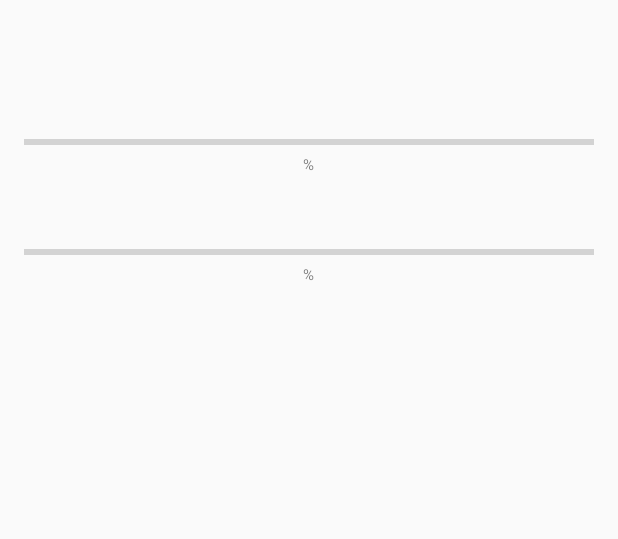
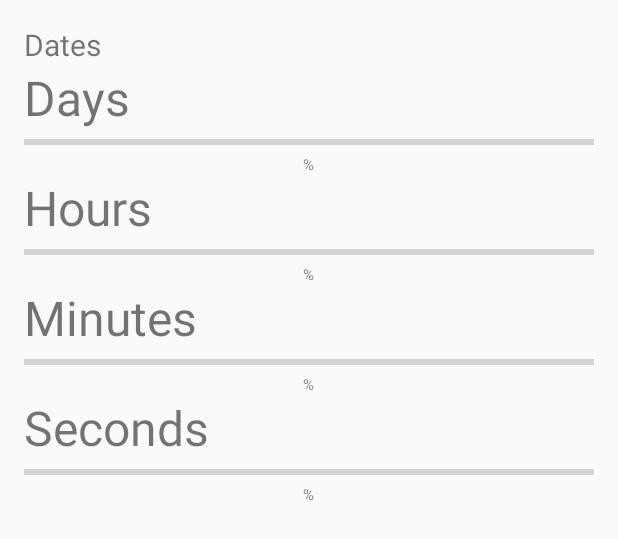
Before and after one commit to ahorseisananimal/DMB, an Android app: the layout activity_main.xml on its own in the app's theme, with its tools: preview values and no code run, on a phone screen of 412 x 824 dp. Shown: the top 539 px of the screen. Run offline under Robolectric (Android 15) with nearby library versions, the phone set to English and light mode, and no system bars.

Commit message:
Added hours and minutes counts and progress bars

```diff
--- a/app/src/main/java/com/fuagra/dmb/MainActivity.java
+++ b/app/src/main/java/com/fuagra/dmb/MainActivity.java
@@ -63,28 +63,55 @@ public class MainActivity extends AppCompatActivity {
         calendar.setTime(new Date(currentDate));
 
         TextView textViewRemainingDays = (TextView) findViewById(R.id.remainingDaysLabel);
-        textViewRemainingDays.setText(remainingDaysCount + " days left");
+        textViewRemainingDays.setText((remainingDaysCount - 1) + " days left");
 
-        ProgressBar progressBarDays = (ProgressBar) findViewById(R.id.dayProgressLabel);
-        progressBarDays.setIndeterminate(false);
-        progressBarDays.setMax(365);
-        progressBarDays.setProgress(365 - remainingDaysCount);
+        ProgressBar progressBarYear = (ProgressBar) findViewById(R.id.yearProgressLabel);
+        progressBarYear.setIndeterminate(false);
+        progressBarYear.setMax(365);
+        progressBarYear.setProgress(365 - remainingDaysCount);
 
-        int percentage = Math.round(100 - (remainingDaysCount / 365f) * 100);
-        TextView textViewDayPercentage = (TextView) findViewById(R.id.dayPercentageLabel);
-        textViewDayPercentage.setText(percentage + "%");
+        int percentageYear = Math.round(100 - (remainingDaysCount / 365f) * 100);
+        TextView textViewYearPercentage = (TextView) findViewById(R.id.yearPercentageLabel);
+        textViewYearPercentage.setText(percentageYear + "%");
 
 
-        int progressMinute = calendar.get(Calendar.SECOND);
+        int currentHours = calendar.get(Calendar.HOUR_OF_DAY);
+        TextView textViewRemainingHours = (TextView) findViewById(R.id.remainingHoursLabel);
+        textViewRemainingHours.setText((23 - currentHours) + " hours left");
+
+        ProgressBar progressBarDay = (ProgressBar) findViewById(R.id.dayProgressLabel);
+        progressBarDay.setIndeterminate(false);
+        progressBarDay.setMax(24);
+        progressBarDay.setProgress(currentHours);
+
+        int percentageDay = Math.round(currentHours / 24f * 100);
+        TextView textViewDayPercentage = (TextView) findViewById(R.id.dayPercentageLabel);
+        textViewDayPercentage.setText(percentageDay + "%");
+
+
+        int currentMinutes = calendar.get(Calendar.MINUTE);
+        TextView textViewRemainingMinutes = (TextView) findViewById(R.id.remainingMinutesLabel);
+        textViewRemainingMinutes.setText((59 - currentMinutes) + " minutes left");
+
+        ProgressBar progressBarHour = (ProgressBar) findViewById(R.id.hourProgressLabel);
+        progressBarHour.setIndeterminate(false);
+        progressBarHour.setMax(60);
+        progressBarHour.setProgress(currentMinutes);
+
+        int percentageHour = Math.round(currentMinutes / 60f * 100);
+        TextView textViewHourPercentage = (TextView) findViewById(R.id.hourPercentageLabel);
+        textViewHourPercentage.setText(percentageHour + "%");
+
+        int currentSeconds = calendar.get(Calendar.SECOND);
         TextView textViewRemainingSeconds = (TextView) findViewById(R.id.remainingSecondsLabel);
-        textViewRemainingSeconds.setText((60-progressMinute) + " seconds left");
+        textViewRemainingSeconds.setText((60 - currentSeconds) + " seconds left");
 
-        ProgressBar progressBarMinutes = (ProgressBar) findViewById(R.id.minuteProgressLabel);
-        progressBarMinutes.setIndeterminate(false);
-        progressBarMinutes.setMax(60);
-        progressBarMinutes.setProgress(progressMinute);
+        ProgressBar progressBarMinute = (ProgressBar) findViewById(R.id.minuteProgressLabel);
+        progressBarMinute.setIndeterminate(false);
+        progressBarMinute.setMax(60);
+        progressBarMinute.setProgress(currentSeconds);
 
-        int percentageMinute = Math.round(progressMinute / 60f * 100);
+        int percentageMinute = Math.round(currentSeconds / 60f * 100);
         TextView textViewMinutePercentage = (TextView) findViewById(R.id.minutePercentageLabel);
         textViewMinutePercentage.setText(percentageMinute + "%");
 
--- a/app/src/main/res/layout/activity_main.xml
+++ b/app/src/main/res/layout/activity_main.xml
@@ -15,14 +15,38 @@
         android:id="@+id/datesLabel"
         android:layout_width="wrap_content"
         android:layout_height="wrap_content"
-        android:textSize="20sp" />
+        android:textSize="20sp"
+        tools:text="Dates"/>
 
 
     <TextView
         android:id="@+id/remainingDaysLabel"
         android:layout_width="wrap_content"
         android:layout_height="wrap_content"
-        android:textSize="32sp" />
+        android:textSize="32sp"
+        tools:text="Days"/>
+
+    <ProgressBar
+        android:id="@+id/yearProgressLabel"
+        style="?android:attr/progressBarStyleHorizontal"
+        android:layout_width="match_parent"
+        android:layout_height="wrap_content" />
+
+    <TextView
+        android:id="@+id/yearPercentageLabel"
+        android:layout_width="wrap_content"
+        android:layout_height="wrap_content"
+        android:textSize="10sp"
+        android:layout_gravity="center_horizontal"
+        tools:text="%"/>
+
+
+    <TextView
+        android:id="@+id/remainingHoursLabel"
+        android:layout_width="wrap_content"
+        android:layout_height="wrap_content"
+        android:textSize="32sp"
+        tools:text="Hours"/>
 
     <ProgressBar
         android:id="@+id/dayProgressLabel"
@@ -39,10 +63,33 @@
         tools:text="%"/>
 
     <TextView
+        android:id="@+id/remainingMinutesLabel"
+        android:layout_width="wrap_content"
+        android:layout_height="wrap_content"
+        android:textSize="32sp"
+        tools:text="Minutes"/>
+
+    <ProgressBar
+        android:id="@+id/hourProgressLabel"
+        style="?android:attr/progressBarStyleHorizontal"
+        android:layout_width="match_parent"
+        android:layout_height="wrap_content" />
+
+    <TextView
+        android:id="@+id/hourPercentageLabel"
+        android:layout_width="wrap_content"
+        android:layout_height="wrap_content"
+        android:textSize="10sp"
+        android:layout_gravity="center_horizontal"
+        tools:text="%"/>
+
+
+    <TextView
         android:id="@+id/remainingSecondsLabel"
         android:layout_width="wrap_content"
         android:layout_height="wrap_content"
-        android:textSize="32sp" />
+        android:textSize="32sp"
+        tools:text="Seconds"/>
 
     <ProgressBar
         android:id="@+id/minuteProgressLabel"
```
